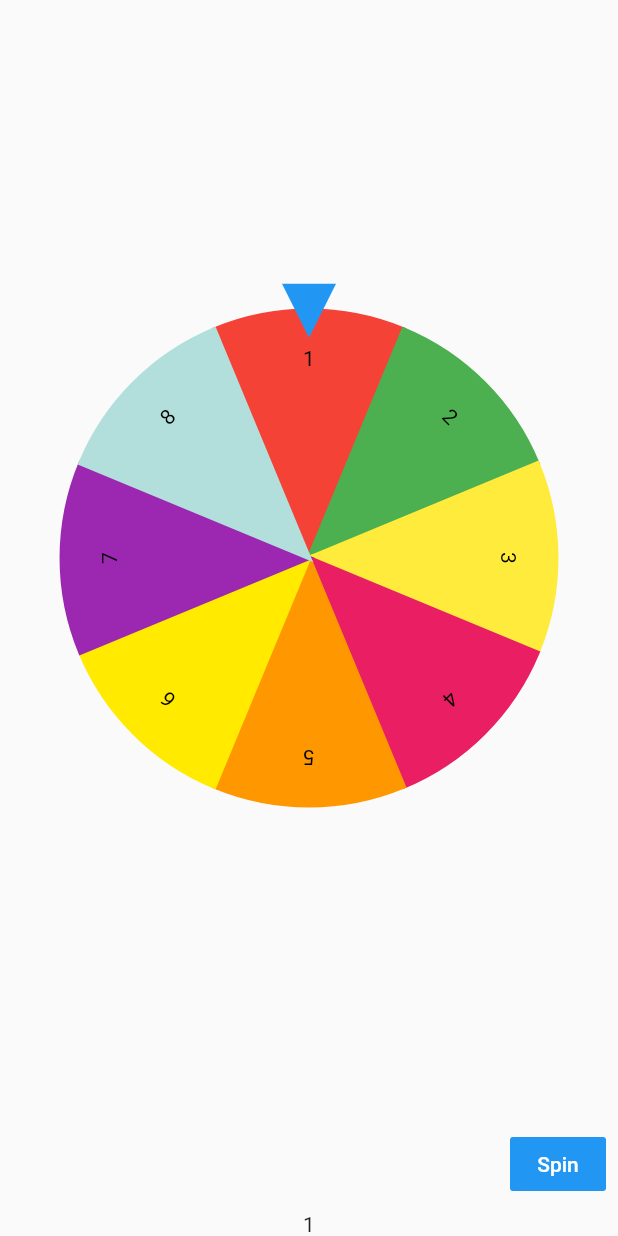
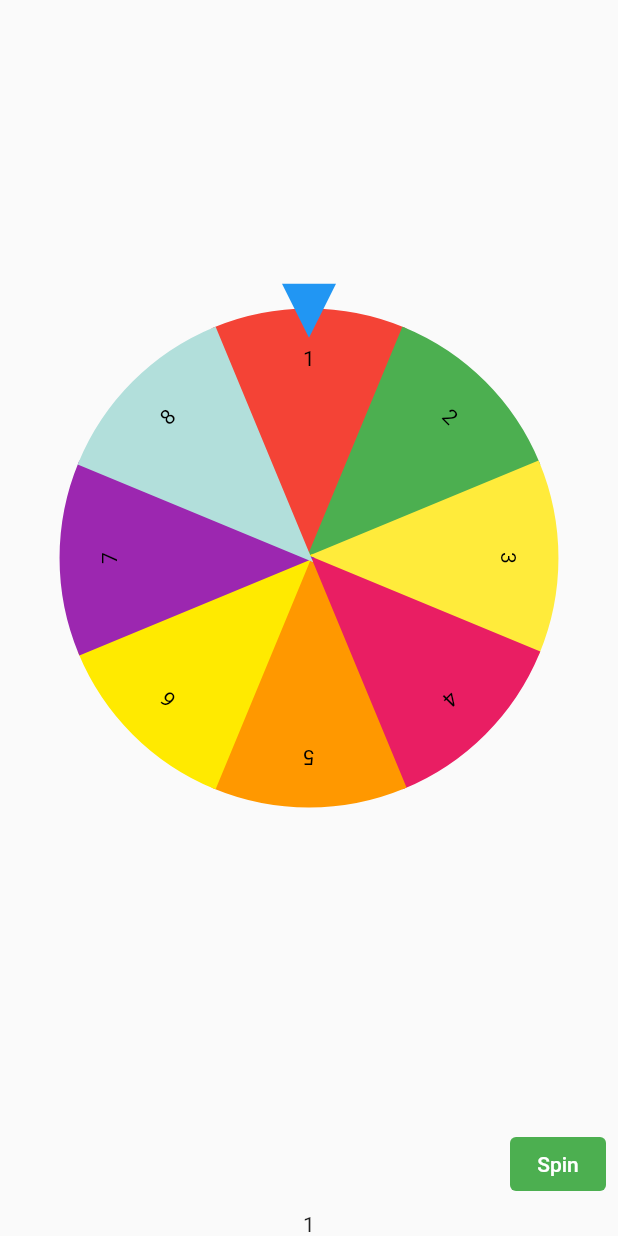
Before and after one commit to Jalsss/spinGames, a Flutter app: the screen it shows after launch, on a phone screen of 412 x 824 dp. Run offline on Flutter 3.47's test engine with Material 2 defaults, Android fonts, the light colour scheme and no system bars; drawn by our look-alikes of flutter_fortune_wheel.

Commit message:
update spin button

```diff
--- a/lib/main.dart
+++ b/lib/main.dart
@@ -102,9 +102,9 @@ class _MyHomePageState extends State<MyHomePage> with TickerProviderStateMixin {
             ),
             ButtonBar(
               children: <Widget>[
-                FlatButton(
-                  child: Text('Spin'),
-                  color: Colors.blue,
+                TextButton(
+                  child: Text('Spin',style: TextStyle(color: Colors.white),),
+                  style: TextButton.styleFrom(backgroundColor: Colors.green),
                   onPressed: () {
                     this.press();
                   },
--- a/pubspec.yaml
+++ b/pubspec.yaml
@@ -44,10 +44,6 @@ flutter:
   # included with your application, so that you can use the icons in
   # the material Icons class.
   uses-material-design: true
-
-  assets:
-    - directory/roulette-8-300.png
-    - directory/roulette-center-300.png
   # To add assets to your application, add an assets section, like this:
   # assets:
   #   - images/a_dot_burr.jpeg
```
Also changed, not shown: 1 other file.
